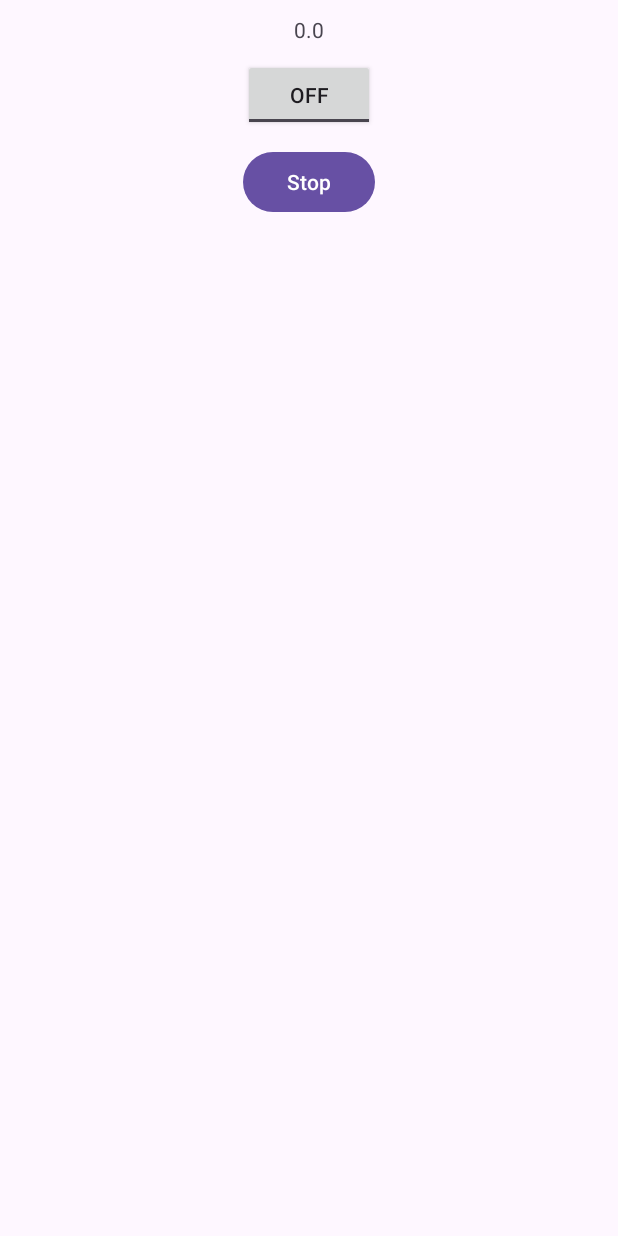
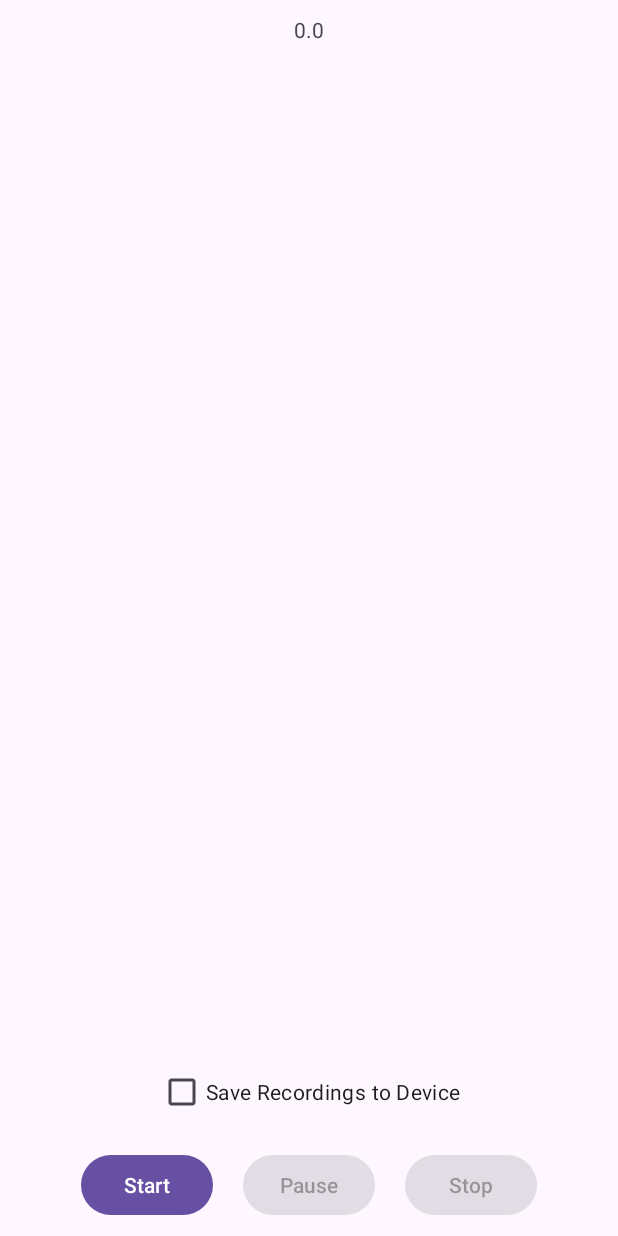
Before and after one commit to Krisl86/VAMZ-SoundMeter, an Android app: the screen it shows after launch (MainActivity), after a tap on "Stop", on a phone screen of 412 x 824 dp. Run offline under Robolectric (Android 15) with nearby library versions, the phone set to English and light mode, and no system bars; our stand-ins replace data binding; 2 other taps on this screen came first.

Commit message:
improvements to view model, recorder and UI, added option to save or discard recording

```diff
--- a/app/src/main/java/com/example/soundmeter/MainFragment.kt
+++ b/app/src/main/java/com/example/soundmeter/MainFragment.kt
@@ -12,7 +12,7 @@ import com.example.soundmeter.databinding.FragmentMainBinding
 class MainFragment : Fragment() {
 
     private lateinit var binding: FragmentMainBinding
-    private val viewModel: MainViewModel by viewModels()
+    private val viewModel: VolumeRecorderViewModel by viewModels()
 
     override fun onCreateView(
         inflater: LayoutInflater, container: ViewGroup?,
--- a/app/src/main/java/com/example/soundmeter/MainViewModel.kt
+++ /dev/null
@@ -1,70 +0,0 @@
-package com.example.soundmeter
-
-import androidx.lifecycle.LiveData
-import androidx.lifecycle.MutableLiveData
-import androidx.lifecycle.ViewModel
-import java.util.Timer
-import kotlin.concurrent.timerTask
-
-class MainViewModel() : ViewModel() {
-
-    private var timer = Timer()
-    private val recorder = VolumeRecorder()
-
-    var isRecording = false
-
-    private var _isRecordingText = MutableLiveData("Start")
-    val isRecordingText: LiveData<String>
-        get() = _isRecordingText
-
-    private var _decibels = MutableLiveData(0.0)
-    val decibels: LiveData<Double>
-        get() = _decibels
-
-    var _isStopped = MutableLiveData(true)
-    val isStopped: LiveData<Boolean>
-        get() = _isStopped
-
-    fun switchRecording() {
-        isRecording = !isRecording
-        if (isRecording)
-            startRecording()
-        else
-            pauseRecording()
-    }
-
-    fun stopRecording() {
-        if (isStopped.value == false) {
-            isRecording = false
-            _isRecordingText.value = "Start"
-            recorder.stop()
-            _isStopped.value = true
-            timer.cancel()
-        }
-    }
-
-    private fun startRecording() {
-        recorder.start()
-        _isRecordingText.value = "Pause"
-        _isStopped.value = false
-
-        timer = Timer() // has to be reassigned after timer.cancel()
-        timer.scheduleAtFixedRate(
-            timerTask {
-                try {
-                    _decibels.postValue(recorder.getDecibelValue())
-                }
-                catch (e: Exception) {
-                    e.printStackTrace()
-                }
-
-            }, 250, 250
-        )
-    }
-
-    private fun pauseRecording() {
-        recorder.pause()
-        _isRecordingText.value = "Start"
-        timer.cancel()
-    }
-}
--- a/app/src/main/java/com/example/soundmeter/VolumeRecorder.kt
+++ b/app/src/main/java/com/example/soundmeter/VolumeRecorder.kt
@@ -1,6 +1,7 @@
 package com.example.soundmeter
 
 import android.media.MediaRecorder
+import java.io.File
 import java.io.IOException
 import kotlin.math.log10
 
@@ -12,33 +13,37 @@ enum class RecorderState {
 
 class VolumeRecorder {
 
-    private var recorder = MediaRecorder()
-    private val fileName = "/storage/emulated/0/Download/hello.mp3"
-    private val directory = ""
+    private val savePath = "/storage/emulated/0/Download/hello.mp3"
     private val calibrationOffset = 60
 
+    private var saveRecordingToFile = false
     private var state = RecorderState.RELEASED
+    private lateinit var recorder: MediaRecorder
 
-    fun start() {
+    fun start(saveRecording: Boolean) {
         if (state == RecorderState.PAUSED)
             resume()
         if (state == RecorderState.RECORDING)
             return
 
-        recorder.apply {
-            setAudioSource(MediaRecorder.AudioSource.MIC)
-            setOutputFormat(MediaRecorder.OutputFormat.MPEG_4)
-            setAudioEncoder(MediaRecorder.AudioEncoder.AAC)
-            setOutputFile(fileName)
+        saveRecordingToFile = saveRecording
 
-            try {
+        recorder = MediaRecorder() // after MR is released, new instance has to be created and used
+
+        try {
+            recorder.apply {
+                setAudioSource(MediaRecorder.AudioSource.MIC)
+                setOutputFormat(MediaRecorder.OutputFormat.MPEG_4)
+                setAudioEncoder(MediaRecorder.AudioEncoder.AAC)
+                setOutputFile(savePath)
+
                 prepare()
-            } catch (e: IOException) {
-
+                start()
+                state = RecorderState.RECORDING
             }
-
-            start()
-            state = RecorderState.RECORDING
+        } catch (e: Exception) {
+            e.printStackTrace()
+            recorder.release()
         }
     }
 
@@ -54,6 +59,11 @@ class VolumeRecorder {
             recorder.stop()
             recorder.release()
             state = RecorderState.RELEASED
+
+            if (!saveRecordingToFile) {
+                val file = File(savePath)
+                file.delete()
+            }
         }
     }
 
--- /dev/null
+++ b/app/src/main/java/com/example/soundmeter/VolumeRecorderViewModel.kt
@@ -0,0 +1,91 @@
+package com.example.soundmeter
+
+import androidx.lifecycle.LiveData
+import androidx.lifecycle.MutableLiveData
+import androidx.lifecycle.ViewModel
+import java.util.Timer
+import kotlin.concurrent.timerTask
+
+enum class RecordingState(val string: String) {
+    STARTED("Started"),
+    PAUSED("Paused"),
+    STOPPED("Stopped")
+}
+
+class VolumeRecorderViewModel() : ViewModel() {
+
+    private val recorder = VolumeRecorder()
+
+    private var timer = Timer()
+
+    private var _decibels = MutableLiveData(0.0)
+    val decibels: LiveData<Double>
+        get() = _decibels
+
+    private var recordingState = RecordingState.STOPPED
+        set(value) {
+            field = value
+            when (value) {
+                RecordingState.STARTED -> { _startEnabled.value = false; _pauseEnabled.value = true; _stopEnabled.value = true}
+                RecordingState.PAUSED -> { _startEnabled.value = true; _pauseEnabled.value = false; _stopEnabled.value = true}
+                RecordingState.STOPPED -> { _startEnabled.value = true; _pauseEnabled.value = false; _stopEnabled.value = false}
+            }
+        }
+
+    private var _startEnabled = MutableLiveData(true);
+    val startEnabled: LiveData<Boolean>
+        get() = _startEnabled
+
+    private var _pauseEnabled = MutableLiveData(false);
+    val pauseEnabled: LiveData<Boolean>
+        get() = _pauseEnabled
+
+    private var _stopEnabled = MutableLiveData(false);
+    val stopEnabled: LiveData<Boolean>
+        get() = _stopEnabled
+
+    fun switchRecording() {
+        if (recordingState == RecordingState.STARTED) {
+            pauseRecording()
+            recordingState = RecordingState.PAUSED
+        }
+        else if (recordingState == RecordingState.PAUSED || recordingState == RecordingState.STOPPED) {
+            startRecording()
+            recordingState = RecordingState.STARTED
+        }
+    }
+
+    fun stopRecording() {
+        if (recordingState == RecordingState.STARTED || recordingState == RecordingState.PAUSED) {
+            recorder.stop()
+            _decibels.value = 0.0
+            timer.cancel()
+            recordingState = RecordingState.STOPPED
+        }
+    }
+
+    private fun startRecording() {
+        recorder.start(false)
+
+        timer = Timer() // has to be reassigned after timer.cancel()
+        timer.scheduleAtFixedRate(
+            timerTask {
+                try {
+                    _decibels.postValue(recorder.getDecibelValue())
+                }
+                catch (e: Exception) {
+                    e.printStackTrace()
+                }
+
+            }, 250, 250
+        )
+
+        recordingState = RecordingState.STARTED
+    }
+
+    private fun pauseRecording() {
+        recorder.pause()
+        timer.cancel()
+        recordingState = RecordingState.PAUSED
+    }
+}
--- a/app/src/main/res/layout/fragment_main.xml
+++ b/app/src/main/res/layout/fragment_main.xml
@@ -5,7 +5,7 @@
     <data>
         <variable
             name="vm"
-            type="com.example.soundmeter.MainViewModel" />
+            type="com.example.soundmeter.VolumeRecorderViewModel" />
     </data>
 
     <androidx.constraintlayout.widget.ConstraintLayout
@@ -23,16 +23,41 @@
             app:layout_constraintTop_toTopOf="parent"
             android:layout_margin="10dp"/>
 
-        <ToggleButton
-            android:id="@+id/startPauseButton"
+        <CheckBox
             android:layout_width="wrap_content"
             android:layout_height="wrap_content"
-            android:text="@{vm.isRecordingText()}"
-            android:onClick="@{() -> vm.switchRecording()}"
+            android:text="@string/save_recording"
+            android:layout_margin="4dp"
+            app:layout_constraintBottom_toTopOf="@+id/recordingControlsLinearLayout"
+            app:layout_constraintStart_toStartOf="parent"
+            app:layout_constraintEnd_toEndOf="parent"/>
+
+        <LinearLayout
+            android:id="@+id/recordingControlsLinearLayout"
+            android:layout_width="match_parent"
+            android:layout_height="wrap_content"
+            app:layout_constraintBottom_toBottomOf="parent"
             app:layout_constraintStart_toStartOf="parent"
             app:layout_constraintEnd_toEndOf="parent"
-            app:layout_constraintTop_toBottomOf="@+id/textView1"
-            android:layout_margin="10dp" />
+            android:gravity="center_horizontal">
+
+            <Button
+                android:id="@+id/startButton"
+                android:layout_width="wrap_content"
+                android:layout_height="wrap_content"
+                android:text="@string/start"
+                android:onClick="@{() -> vm.switchRecording()}"
+                android:enabled="@{vm.startEnabled}"
+                android:layout_margin="10dp"/>
+
+            <Button
+                android:id="@+id/pauseButton"
+                android:layout_width="wrap_content"
+                android:layout_height="wrap_content"
+                android:text="@string/pause"
+                android:onClick="@{() -> vm.switchRecording()}"
+                android:enabled="@{vm.pauseEnabled}"
+                android:layout_margin="10dp"/>
 
             <Button
                 android:id="@+id/stopButton"
@@ -40,11 +65,8 @@
                 android:layout_height="wrap_content"
                 android:text="@string/stop"
                 android:onClick="@{() -> vm.stopRecording()}"
-            android:enabled="@{vm.isStopped}"
-            app:layout_constraintStart_toStartOf="parent"
-            app:layout_constraintEnd_toEndOf="parent"
-            app:layout_constraintTop_toBottomOf="@+id/startPauseButton"
+                android:enabled="@{vm.stopEnabled}"
                 android:layout_margin="10dp"/>
-
+        </LinearLayout>
     </androidx.constraintlayout.widget.ConstraintLayout>
 </layout>
--- a/app/src/main/res/values/strings.xml
+++ b/app/src/main/res/values/strings.xml
@@ -1,4 +1,7 @@
 <resources>
     <string name="app_name">SoundMeter</string>
     <string name="stop">Stop</string>
+    <string name="start">Start</string>
+    <string name="pause">Pause</string>
+    <string name="save_recording">Save Recordings to Device</string>
 </resources>
```
Lines whose indentation alone changed are shown as unchanged.
